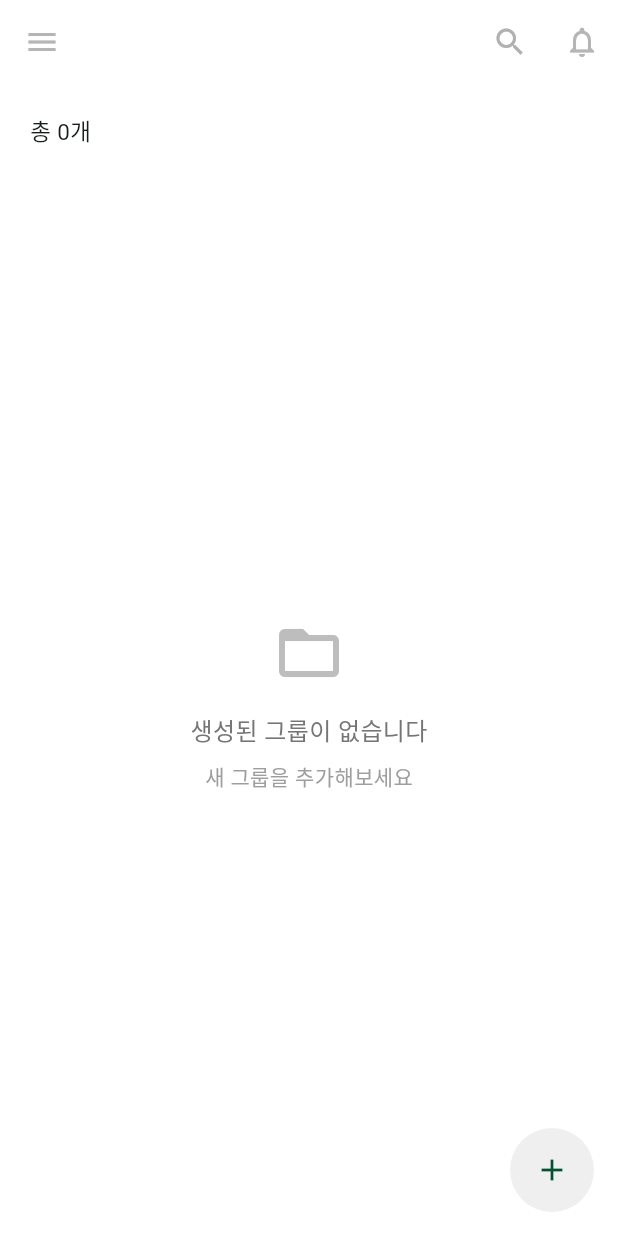
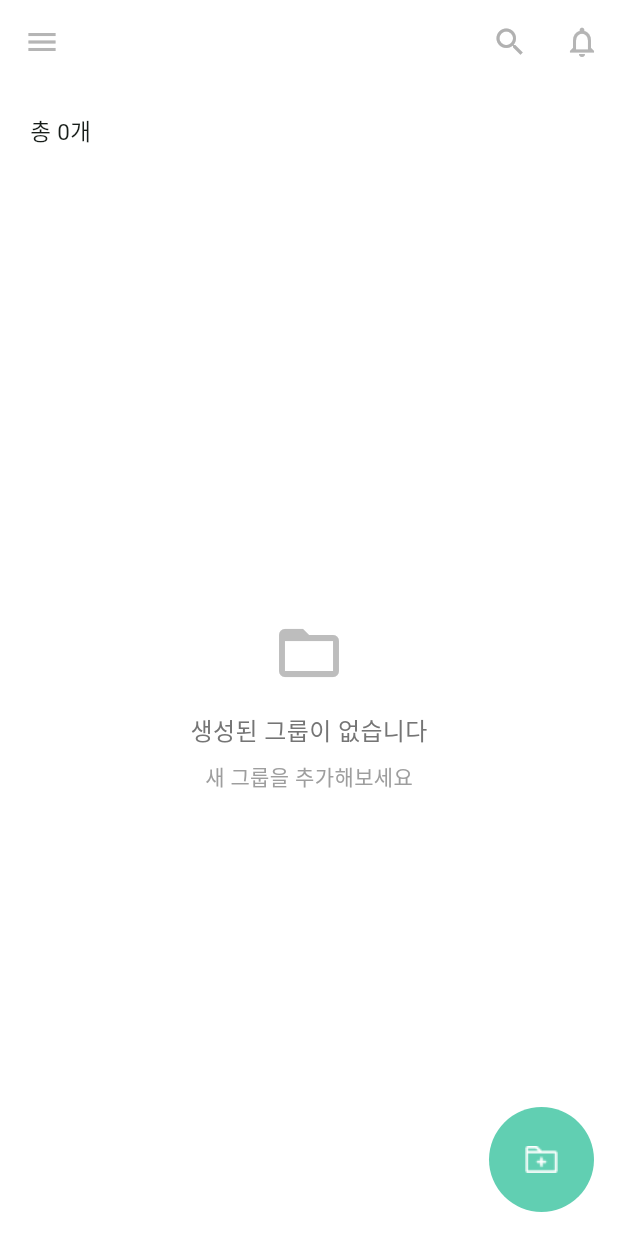
Before and after one commit to HongWonjong/NotaNote, a Flutter app: the MainPage screen opened directly, on a phone screen of 412 x 824 dp. Run offline on Flutter 3.47's test engine with Material 3 defaults, Android fonts, the phone set to English and light mode, and no system bars; our stand-ins replace audioplayers, cloud_firestore, firebase_auth, firebase_core, flutter_dotenv, flutter_keyboard_visibility and 5 more; missing offline and left inert: cupertino_rrect, flutter_quill, flutter_sound, kakao_flutter_sdk, kakao_flutter_sdk_common, kakao_flutter_sdk_user; accounts and stored records are empty; generated files the repository leaves out were written again.

Commit message:
main_page.dart: 플로팅 액션 버튼 크기 및 아이콘 이미지 변경

```diff
--- a/lib/pages/main_page/main_page.dart
+++ b/lib/pages/main_page/main_page.dart
@@ -429,14 +429,15 @@ class _MainPageState extends ConsumerState<MainPage> {
           ),
         ],
       ),
-      floatingActionButton: FloatingActionButton(
-        onPressed: _showAddGroupDialog,
-        backgroundColor: Color(0xFFEFEFEF),
-        shape: CircleBorder(),
-        elevation: 0,
-        child: Icon(
-          Icons.add,
-          size: 24,
+      floatingActionButton: SizedBox(
+        width: 70,
+        height: 70,
+        child: FloatingActionButton(
+          onPressed: _showAddGroupDialog,
+          backgroundColor: Color(0xFF61CFB2),
+          shape: CircleBorder(),
+          elevation: 0,
+          child: Image.asset('assets/floatingActionButton_icon.png'),
         ),
       ),
     );
```
